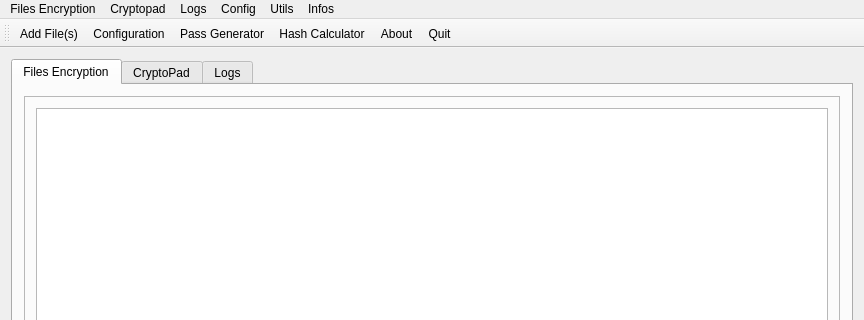
Qt form src/arsenic/mainwindow.ui (Antidote1911/arsenic) before a commit; both pictures show x 0 to 864 and y 0 to 320 of the 864 by 581 pixel window.
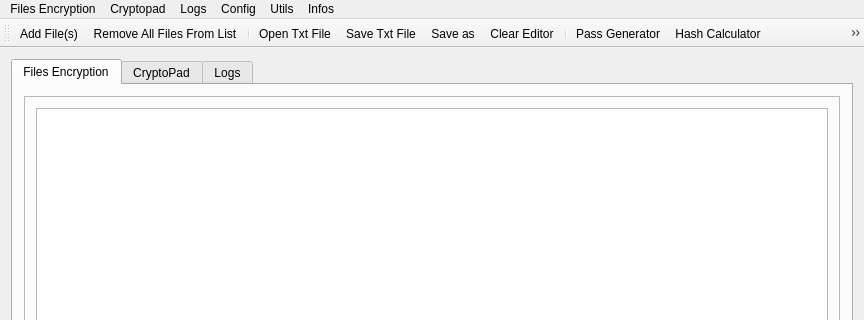
The same form after that commit. Icons and pictures are not drawn.

Commit message: try to correct the bug were the files are not removed on windows

```diff
--- a/src/arsenic/mainwindow.ui
+++ b/src/arsenic/mainwindow.ui
@@ -308,9 +308,16 @@
     <bool>false</bool>
    </attribute>
    <addaction name="menuAddFiles"/>
-   <addaction name="menuConfiguration"/>
+   <addaction name="menuRemoveAllFiles"/>
+   <addaction name="separator"/>
+   <addaction name="menuOpenTxt"/>
+   <addaction name="menuSaveTxt"/>
+   <addaction name="menuSaveTxtAs"/>
+   <addaction name="menuClearEditor"/>
+   <addaction name="separator"/>
    <addaction name="menuPassGenerator"/>
    <addaction name="menuHashCalculator"/>
+   <addaction name="menuConfiguration"/>
    <addaction name="menuAboutArsenic"/>
    <addaction name="menuQuit"/>
   </widget>
```
Left out of the diff: 4 changed lines with no effect on the pictures. The commit also changes 2 other files.
